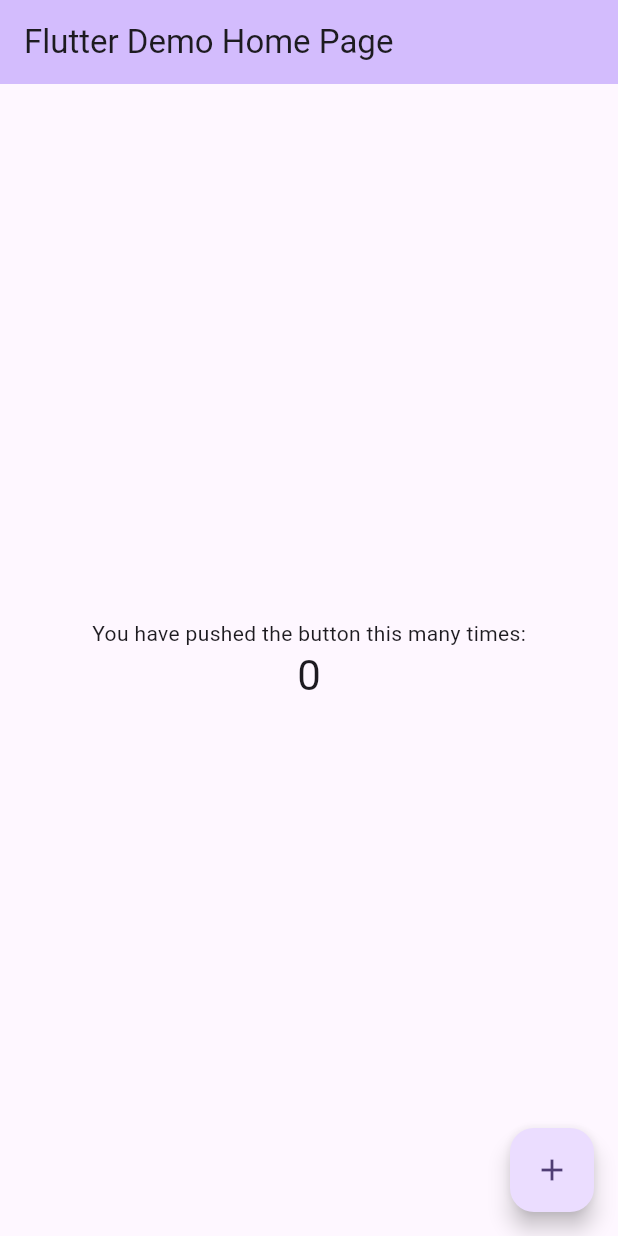
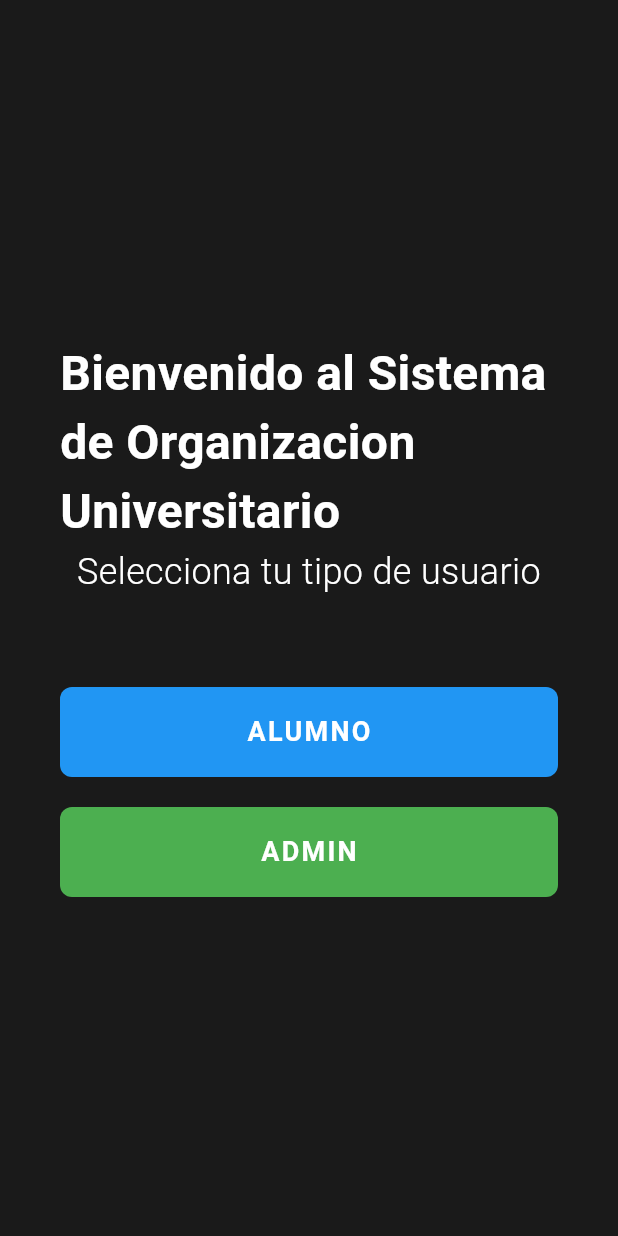
Before and after one commit to 7trophied/dm_interface, a Flutter app: the screen it shows after launch, on a phone screen of 412 x 824 dp. Run offline on Flutter 3.47's test engine with Material 3 defaults, Android fonts, the phone set to English and light mode, and no system bars; Roboto replaces fonts that are missing (Montserrat).

Commit message:
feat: Implementación inicial basica  de la pantalla de login (Admin y Alumno)

```diff
--- a/root/lib/main.dart
+++ b/root/lib/main.dart
@@ -1,4 +1,5 @@
 import 'package:flutter/material.dart';
+import 'selector_screen.dart';
 
 void main() {
   runApp(const MyApp());
@@ -7,116 +8,16 @@ void main() {
 class MyApp extends StatelessWidget {
   const MyApp({super.key});
 
-  // This widget is the root of your application.
   @override
   Widget build(BuildContext context) {
     return MaterialApp(
-      title: 'Flutter Demo',
+      debugShowCheckedModeBanner: false,
+      title: 'Login App Figma',
       theme: ThemeData(
-        // This is the theme of your application.
-        //
-        // TRY THIS: Try running your application with "flutter run". You'll see
-        // the application has a purple toolbar. Then, without quitting the app,
-        // try changing the seedColor in the colorScheme below to Colors.green
-        // and then invoke "hot reload" (save your changes or press the "hot
-        // reload" button in a Flutter-supported IDE, or press "r" if you used
-        // the command line to start the app).
-        //
-        // Notice that the counter didn't reset back to zero; the application
-        // state is not lost during the reload. To reset the state, use hot
-        // restart instead.
-        //
-        // This works for code too, not just values: Most code changes can be
-        // tested with just a hot reload.
-        colorScheme: ColorScheme.fromSeed(seedColor: Colors.deepPurple),
+        fontFamily: 'Montserrat',
+        useMaterial3: true,
       ),
-      home: const MyHomePage(title: 'Flutter Demo Home Page'),
+      home: const SelectorScreen(), // Cambiado para mostrar selector primero
     );
   }
 }
-
-class MyHomePage extends StatefulWidget {
-  const MyHomePage({super.key, required this.title});
-
-  // This widget is the home page of your application. It is stateful, meaning
-  // that it has a State object (defined below) that contains fields that affect
-  // how it looks.
-
-  // This class is the configuration for the state. It holds the values (in this
-  // case the title) provided by the parent (in this case the App widget) and
-  // used by the build method of the State. Fields in a Widget subclass are
-  // always marked "final".
-
-  final String title;
-
-  @override
-  State<MyHomePage> createState() => _MyHomePageState();
-}
-
-class _MyHomePageState extends State<MyHomePage> {
-  int _counter = 0;
-
-  void _incrementCounter() {
-    setState(() {
-      // This call to setState tells the Flutter framework that something has
-      // changed in this State, which causes it to rerun the build method below
-      // so that the display can reflect the updated values. If we changed
-      // _counter without calling setState(), then the build method would not be
-      // called again, and so nothing would appear to happen.
-      _counter++;
-    });
-  }
-
-  @override
-  Widget build(BuildContext context) {
-    // This method is rerun every time setState is called, for instance as done
-    // by the _incrementCounter method above.
-    //
-    // The Flutter framework has been optimized to make rerunning build methods
-    // fast, so that you can just rebuild anything that needs updating rather
-    // than having to individually change instances of widgets.
-    return Scaffold(
-      appBar: AppBar(
-        // TRY THIS: Try changing the color here to a specific color (to
-        // Colors.amber, perhaps?) and trigger a hot reload to see the AppBar
-        // change color while the other colors stay the same.
-        backgroundColor: Theme.of(context).colorScheme.inversePrimary,
-        // Here we take the value from the MyHomePage object that was created by
-        // the App.build method, and use it to set our appbar title.
-        title: Text(widget.title),
-      ),
-      body: Center(
-        // Center is a layout widget. It takes a single child and positions it
-        // in the middle of the parent.
-        child: Column(
-          // Column is also a layout widget. It takes a list of children and
-          // arranges them vertically. By default, it sizes itself to fit its
-          // children horizontally, and tries to be as tall as its parent.
-          //
-          // Column has various properties to control how it sizes itself and
-          // how it positions its children. Here we use mainAxisAlignment to
-          // center the children vertically; the main axis here is the vertical
-          // axis because Columns are vertical (the cross axis would be
-          // horizontal).
-          //
-          // TRY THIS: Invoke "debug painting" (choose the "Toggle Debug Paint"
-          // action in the IDE, or press "p" in the console), to see the
-          // wireframe for each widget.
-          mainAxisAlignment: MainAxisAlignment.center,
-          children: <Widget>[
-            const Text('You have pushed the button this many times:'),
-            Text(
-              '$_counter',
-              style: Theme.of(context).textTheme.headlineMedium,
-            ),
-          ],
-        ),
-      ),
-      floatingActionButton: FloatingActionButton(
-        onPressed: _incrementCounter,
-        tooltip: 'Increment',
-        child: const Icon(Icons.add),
-      ), // This trailing comma makes auto-formatting nicer for build methods.
-    );
-  }
-}
--- /dev/null
+++ b/root/lib/selector_screen.dart
@@ -0,0 +1,107 @@
+import 'package:flutter/material.dart';
+import 'login_screen.dart';
+
+class SelectorScreen extends StatelessWidget {
+  const SelectorScreen({super.key});
+
+  @override
+  Widget build(BuildContext context) {
+    return Scaffold(
+      backgroundColor: const Color(0xFF1A1A1A),
+      body: Center(
+        child: Padding(
+          padding: const EdgeInsets.symmetric(horizontal: 40.0),
+          child: Column(
+            mainAxisAlignment: MainAxisAlignment.center,
+            children: [
+              const Text(
+                'Bienvenido al Sistema de Organizacion Universitario',
+                style: TextStyle(
+                  color: Colors.white,
+                  fontSize: 32,
+                  fontWeight: FontWeight.bold,
+                ),
+              ),
+
+              const Text(
+                'Selecciona tu tipo de usuario',
+                style: TextStyle(
+                  color: Colors.white,
+                  fontSize: 24,
+                  fontWeight: FontWeight.w300,
+                ),
+                textAlign: TextAlign.center,
+              ),
+              const SizedBox(height: 60),
+
+              // Botón ALUMNO
+              Container(
+                width: double.infinity,
+                height: 60,
+                margin: const EdgeInsets.only(bottom: 20),
+                child: ElevatedButton(
+                  onPressed: () {
+                    Navigator.push(
+                      context,
+                      MaterialPageRoute(
+                        builder: (context) => const LoginScreen(isAdmin: false),
+                      ),
+                    );
+                  },
+                  style: ElevatedButton.styleFrom(
+                    backgroundColor: const Color(0xFF2196F3),
+                    foregroundColor: Colors.white,
+                    elevation: 0,
+                    shape: RoundedRectangleBorder(
+                      borderRadius: BorderRadius.circular(8),
+                    ),
+                  ),
+                  child: const Text(
+                    'ALUMNO',
+                    style: TextStyle(
+                      fontSize: 18,
+                      fontWeight: FontWeight.w600,
+                      letterSpacing: 1.5,
+                    ),
+                  ),
+                ),
+              ),
+
+              // Botón ADMIN
+              Container(
+                width: double.infinity,
+                height: 60,
+                child: ElevatedButton(
+                  onPressed: () {
+                    Navigator.push(
+                      context,
+                      MaterialPageRoute(
+                        builder: (context) => const LoginScreen(isAdmin: true),
+                      ),
+                    );
+                  },
+                  style: ElevatedButton.styleFrom(
+                    backgroundColor: const Color(0xFF4CAF50),
+                    foregroundColor: Colors.white,
+                    elevation: 0,
+                    shape: RoundedRectangleBorder(
+                      borderRadius: BorderRadius.circular(8),
+                    ),
+                  ),
+                  child: const Text(
+                    'ADMIN',
+                    style: TextStyle(
+                      fontSize: 18,
+                      fontWeight: FontWeight.w600,
+                      letterSpacing: 1.5,
+                    ),
+                  ),
+                ),
+              ),
+            ],
+          ),
+        ),
+      ),
+    );
+  }
+}
```
Also changed, not shown: root/lib/login_screen.dart (added, +306 -0 lines).
